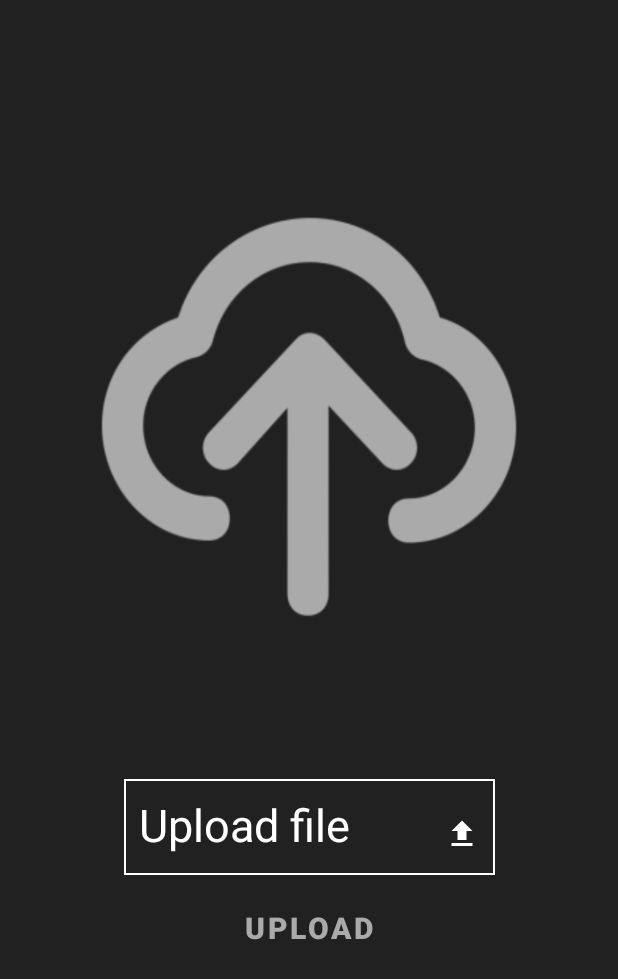
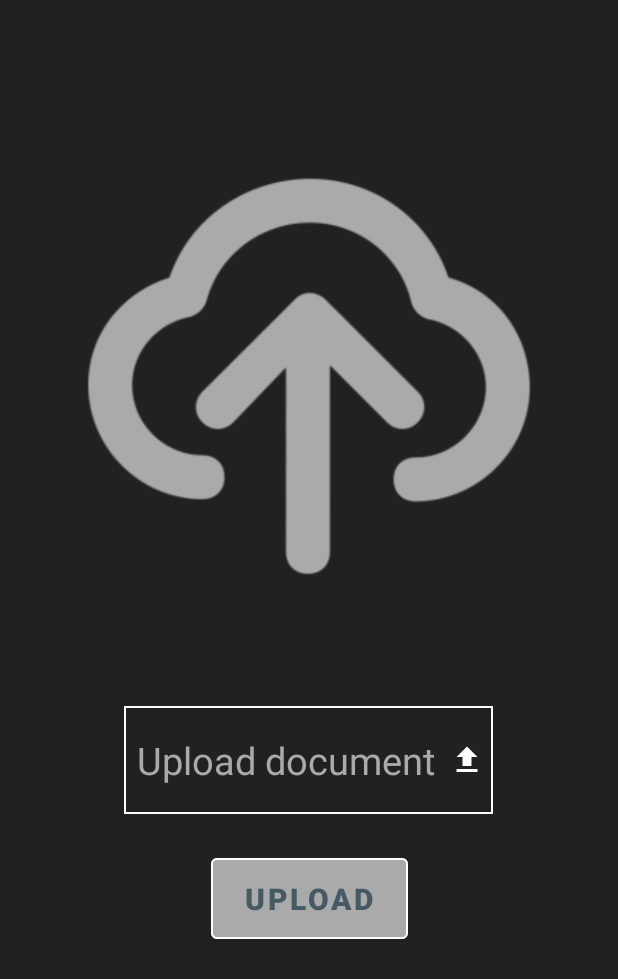
Before and after one commit to Doc-Crypt/DocCrypt, an Android app: the layout activity_notary_verification.xml on its own in the app's theme, with its tools: preview values and no code run, on a phone screen of 412 x 824 dp. Shown: the top 979 px of the screen. Run offline under Robolectric (Android 15) with nearby library versions, the phone set to English and light mode, and no system bars.

Commit message:
notary verification testing

```diff
--- a/app/src/main/java/com/upt/cti/doccrypt/loginActivity/Login.kt
+++ b/app/src/main/java/com/upt/cti/doccrypt/loginActivity/Login.kt
@@ -13,6 +13,7 @@ import android.widget.Toast
 import androidx.appcompat.app.AppCompatActivity
 import com.google.firebase.auth.FirebaseAuth
 import com.upt.cti.doccrypt.R
+import com.upt.cti.doccrypt.interfaceActivity.UserInterface
 
 class Login : AppCompatActivity() {
     private lateinit var auth: FirebaseAuth
@@ -58,6 +59,9 @@ class Login : AppCompatActivity() {
         auth.signInWithEmailAndPassword(email,password).addOnCompleteListener(this) {
             if (it.isSuccessful) {
                 Toast.makeText(this, "Successfully LoggedIn", Toast.LENGTH_SHORT).show()
+                val intent = Intent(this, UserInterface::class.java)
+                startActivity(intent)
+
             } else
                 Toast.makeText(this, "Log In failed ", Toast.LENGTH_SHORT).show()
         }
--- /dev/null
+++ b/app/src/main/res/drawable/checked.xml
@@ -0,0 +1,5 @@
+<vector android:height="24dp" android:tint="#2E7D32"
+    android:viewportHeight="24" android:viewportWidth="24"
+    android:width="24dp" xmlns:android="http://schemas.android.com/apk/res/android">
+    <path android:fillColor="@android:color/white" android:pathData="M12,2C6.48,2 2,6.48 2,12s4.48,10 10,10 10,-4.48 10,-10S17.52,2 12,2zM10,17l-5,-5 1.41,-1.41L10,14.17l7.59,-7.59L19,8l-9,9z"/>
+</vector>
--- /dev/null
+++ b/app/src/main/res/drawable/denied.xml
@@ -0,0 +1,5 @@
+<vector android:height="24dp" android:tint="#C62828"
+    android:viewportHeight="24" android:viewportWidth="24"
+    android:width="24dp" xmlns:android="http://schemas.android.com/apk/res/android">
+    <path android:fillColor="@android:color/white" android:pathData="M12,2C6.48,2 2,6.48 2,12s4.48,10 10,10 10,-4.48 10,-10S17.52,2 12,2zM13,17h-2v-2h2v2zM13,13h-2L11,7h2v6z"/>
+</vector>
--- /dev/null
+++ b/app/src/main/res/drawable/folder.xml
@@ -0,0 +1,5 @@
+<vector android:height="24dp" android:tint="#283593"
+    android:viewportHeight="24" android:viewportWidth="24"
+    android:width="24dp" xmlns:android="http://schemas.android.com/apk/res/android">
+    <path android:fillColor="@android:color/white" android:pathData="M10,4H4c-1.1,0 -1.99,0.9 -1.99,2L2,18c0,1.1 0.9,2 2,2h16c1.1,0 2,-0.9 2,-2V8c0,-1.1 -0.9,-2 -2,-2h-8l-2,-2z"/>
+</vector>
--- /dev/null
+++ b/app/src/main/res/drawable/pending.xml
@@ -0,0 +1,5 @@
+<vector android:height="24dp" android:tint="#F9A825"
+    android:viewportHeight="24" android:viewportWidth="24"
+    android:width="24dp" xmlns:android="http://schemas.android.com/apk/res/android">
+    <path android:fillColor="@android:color/white" android:pathData="M12,2C6.48,2 2,6.48 2,12c0,5.52 4.48,10 10,10s10,-4.48 10,-10C22,6.48 17.52,2 12,2zM7,13.5c-0.83,0 -1.5,-0.67 -1.5,-1.5c0,-0.83 0.67,-1.5 1.5,-1.5s1.5,0.67 1.5,1.5C8.5,12.83 7.83,13.5 7,13.5zM12,13.5c-0.83,0 -1.5,-0.67 -1.5,-1.5c0,-0.83 0.67,-1.5 1.5,-1.5s1.5,0.67 1.5,1.5C13.5,12.83 12.83,13.5 12,13.5zM17,13.5c-0.83,0 -1.5,-0.67 -1.5,-1.5c0,-0.83 0.67,-1.5 1.5,-1.5s1.5,0.67 1.5,1.5C18.5,12.83 17.83,13.5 17,13.5z"/>
+</vector>
--- a/app/src/main/res/layout/activity_notary_verification.xml
+++ b/app/src/main/res/layout/activity_notary_verification.xml
@@ -8,49 +8,50 @@
     tools:context=".loginActivity.NotaryVerification">
 
     <ImageView
-        android:id="@+id/upload_img"
-        android:layout_width="281dp"
-        android:layout_height="302dp"
+        android:layout_width="300dp"
+        android:layout_height="300dp"
         android:background="@drawable/upload"
         android:backgroundTint="@android:color/darker_gray"
+        android:contentDescription="@string/upload_image"
         app:layout_constraintBottom_toBottomOf="parent"
         app:layout_constraintEnd_toEndOf="parent"
         app:layout_constraintStart_toStartOf="parent"
         app:layout_constraintTop_toTopOf="parent"
-        app:layout_constraintVertical_bias="0.244"
-        android:contentDescription="@string/upload_image" />
+        app:layout_constraintVertical_bias="0.193" />
 
-    <TextView
-        android:id="@+id/upload_file_textview"
-        android:layout_width="247dp"
-        android:layout_height="64dp"
-        android:background="@drawable/border"
-        android:paddingStart="10dp"
-        android:paddingTop="10dp"
-        android:paddingEnd="10dp"
-        android:text="@string/upload_file"
-        android:textColor="@color/white"
-        android:textSize="30sp"
-        app:drawableEndCompat="@drawable/file_upload"
-        app:layout_constraintBottom_toBottomOf="parent"
-        app:layout_constraintEnd_toEndOf="parent"
-        app:layout_constraintStart_toStartOf="parent"
-        app:layout_constraintTop_toTopOf="parent"
-        app:layout_constraintVertical_bias="0.683" />
-
-    <Button
+    <com.google.android.material.button.MaterialButton
         android:id="@+id/upload_button"
-        android:layout_width="128dp"
-        android:layout_height="54dp"
-        android:background="@android:color/transparent"
+        style="?attr/materialButtonOutlinedStyle"
+        android:layout_width="131dp"
+        android:layout_height="66dp"
+        android:backgroundTint="@android:color/darker_gray"
         android:text="@string/upload"
-        android:textColor="@android:color/darker_gray"
+        android:textColor="#455A64"
         android:textSize="20sp"
         android:textStyle="bold"
         app:layout_constraintBottom_toBottomOf="parent"
         app:layout_constraintEnd_toEndOf="parent"
         app:layout_constraintStart_toStartOf="parent"
         app:layout_constraintTop_toTopOf="parent"
-        app:layout_constraintVertical_bias="0.768"
+        app:layout_constraintVertical_bias="0.747"
         app:strokeColor="@color/white" />
+
+    <TextView
+        android:layout_width="246dp"
+        android:layout_height="72dp"
+        android:background="@drawable/border"
+        android:drawablePadding="5dp"
+        android:gravity="center"
+        android:text="@string/upload_doc"
+        android:textColor="@android:color/darker_gray"
+        android:textSize="25sp"
+        android:paddingStart="5dp"
+        android:paddingEnd="5dp"
+        app:drawableRightCompat="@drawable/file_upload"
+        app:layout_constraintBottom_toBottomOf="parent"
+        app:layout_constraintEnd_toEndOf="parent"
+        app:layout_constraintHorizontal_bias="0.496"
+        app:layout_constraintStart_toStartOf="parent"
+        app:layout_constraintTop_toTopOf="parent"
+        app:layout_constraintVertical_bias="0.626" />
 </androidx.constraintlayout.widget.ConstraintLayout>
--- a/app/src/main/res/layout/activity_register.xml
+++ b/app/src/main/res/layout/activity_register.xml
@@ -8,7 +8,6 @@
     tools:context=".loginActivity.Register">
 
     <TextView
-        android:id="@+id/register_header_textview"
         android:layout_width="270dp"
         android:layout_height="70dp"
         android:text="@string/register"
@@ -112,7 +111,6 @@
         app:layout_constraintVertical_bias="0.869" />
 
     <TextView
-        android:id="@+id/have_account_textview"
         android:layout_width="208dp"
         android:layout_height="70dp"
         android:gravity="center"
--- a/app/src/main/res/values/strings.xml
+++ b/app/src/main/res/values/strings.xml
@@ -13,7 +13,7 @@
     <string name="user">User</string>
     <string name="pass_visibility">pass_visibility</string>
     <string name="upload">UPLOAD</string>
-    <string name="upload_file">Upload file</string>
+    <string name="upload_doc">Upload document</string>
     <string name="logo">logo</string>
     <string name="upload_image">Upload image</string>
     <string name="no_files_found">NO FILES FOUND</string>
@@ -22,4 +22,7 @@
     <string name="unapproved">Unapproved</string>
     <string name="_99">99</string>
     <string name="name_surname">Name Surname</string>
+    <string name="folder_name">Folder_name</string>
+    <string name="status_img">status_img</string>
+    <string name="folder_img">folder_img</string>
 </resources>
```
Also changed, not shown: app/src/main/AndroidManifest.xml (+7 -6 lines), app/src/main/java/com/upt/cti/doccrypt/interfaceActivity/UserInterface.kt (+27 -1 lines), app/src/main/java/com/upt/cti/doccrypt/interfaceActivity/UserInterfaceAdapter.kt (added, +128 -0 lines), app/src/main/java/com/upt/cti/doccrypt/loginActivity/NotaryVerification.kt (+70 -1 lines), app/src/main/res/layout/activity_user_interface.xml (+8 -9 lines), app/src/main/res/layout/doc_recycler.xml (added, +51 -0 lines).
